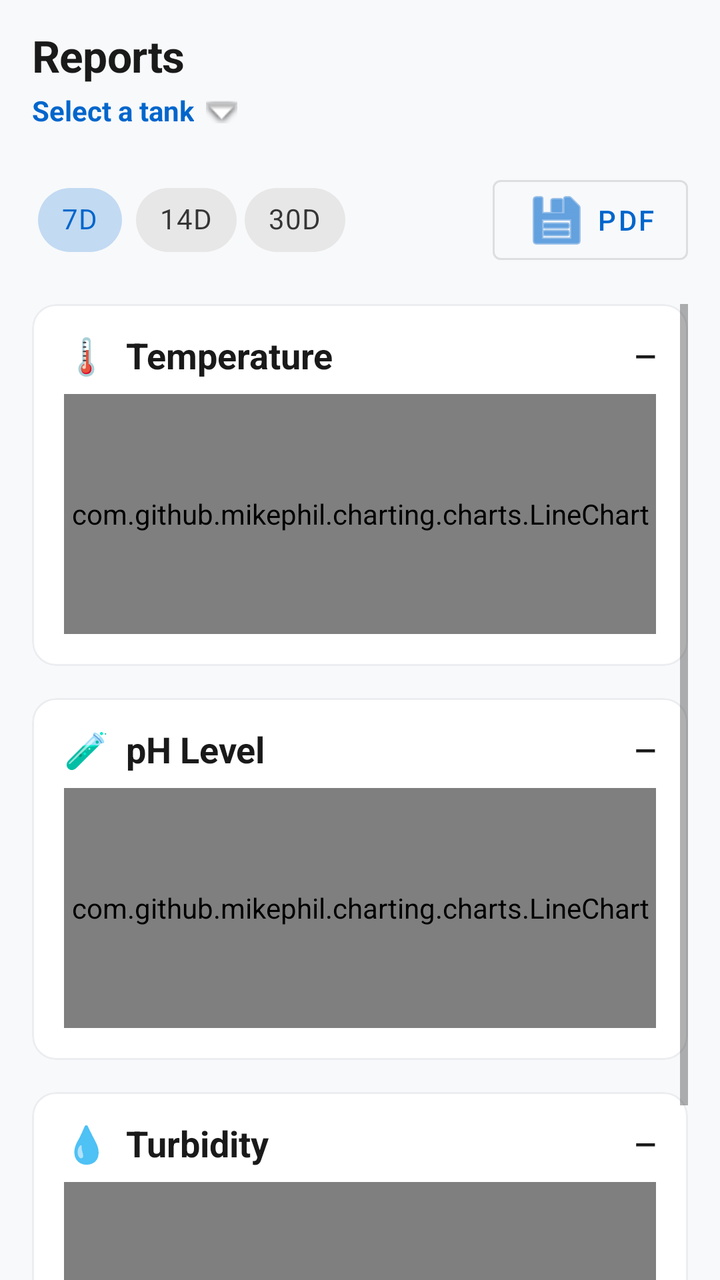
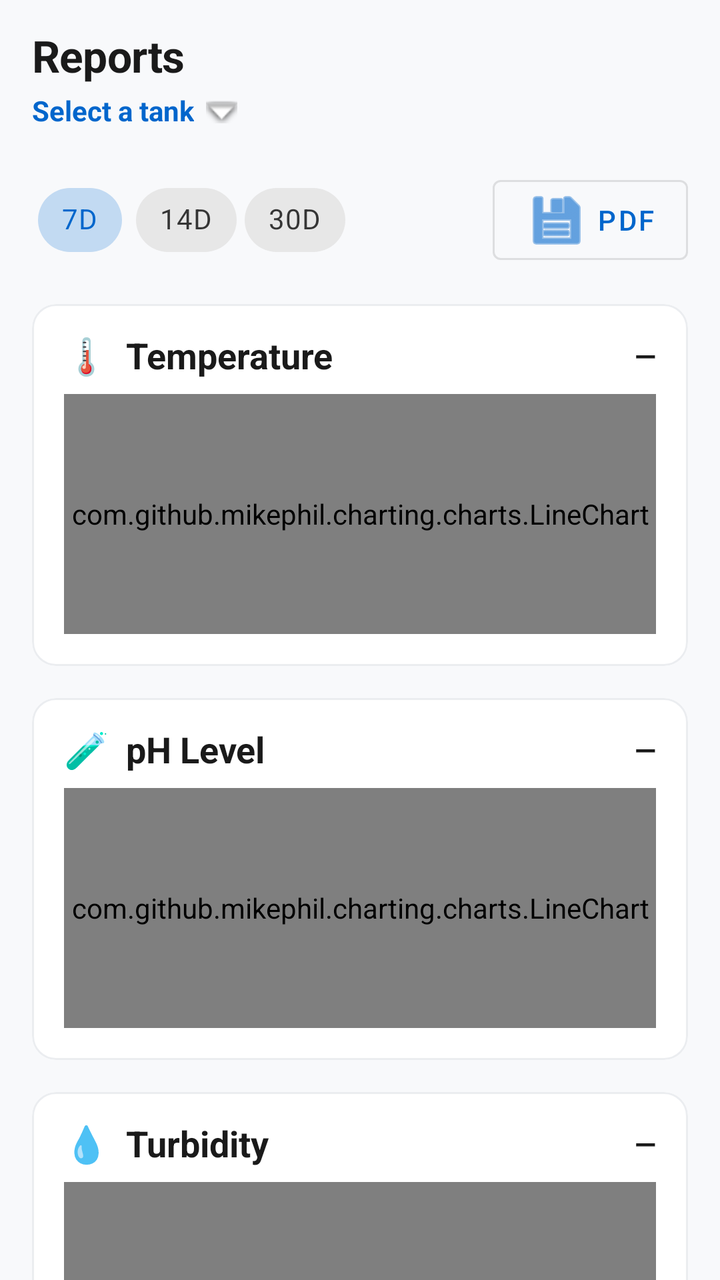

Two renders of the same Android screen: before a commit and after it. Below are the layout's source before the change and the commit's diff.
<!-- AndroidManifest.xml: application theme Theme.CraySafe -->
<!-- res/layout/fragment_reports.xml -->
<?xml version="1.0" encoding="utf-8"?>
<androidx.constraintlayout.widget.ConstraintLayout
    xmlns:android="http://schemas.android.com/apk/res/android"
    xmlns:app="http://schemas.android.com/apk/res-auto"
    xmlns:tools="http://schemas.android.com/tools"
    android:layout_width="match_parent"
    android:layout_height="match_parent"
    android:background="@color/background">

    <LinearLayout
        android:id="@+id/headerLayout"
        android:layout_width="match_parent"
        android:layout_height="wrap_content"
        android:orientation="vertical"
        android:padding="@dimen/space_md"
        app:layout_constraintTop_toTopOf="parent"
        tools:layout_editor_absoluteX="0dp">

        <TextView
            style="@style/Text.H2"
            android:layout_width="wrap_content"
            android:layout_height="wrap_content"
            android:text="Reports" />

        <TextView
            android:id="@+id/tvTankName"
            style="@style/Text.BodyMuted"
            android:layout_width="wrap_content"
            android:layout_height="wrap_content"
            android:layout_marginTop="2dp"
            android:background="?attr/selectableItemBackground"
            android:drawableEnd="@android:drawable/arrow_down_float"
            android:drawablePadding="6dp"
            android:paddingVertical="4dp"
            android:paddingEnd="8dp"
            android:text="Select a tank"
            android:textColor="@color/primary"
            android:textStyle="bold" />

        <LinearLayout
            android:layout_width="match_parent"
            android:layout_height="wrap_content"
            android:layout_marginTop="@dimen/space_md"
            android:gravity="center_vertical"
            android:orientation="horizontal">

            <com.google.android.material.chip.ChipGroup
                android:id="@+id/chipGroupRange"
                android:layout_width="0dp"
                android:layout_height="wrap_content"
                android:layout_weight="1"
                app:chipSpacingHorizontal="@dimen/space_xs"
                app:selectionRequired="true"
                app:singleSelection="true">

                <com.google.android.material.chip.Chip
                    android:id="@+id/chip7d"
                    style="@style/Widget.MaterialComponents.Chip.Choice"
                    android:layout_width="wrap_content"
                    android:layout_height="wrap_content"
                    android:checkable="true"
                    android:checked="true"
                    android:text="7D"
                    android:textAllCaps="false" />

                <com.google.android.material.chip.Chip
                    android:id="@+id/chip14d"
                    style="@style/Widget.MaterialComponents.Chip.Choice"
                    android:layout_width="wrap_content"
                    android:layout_height="wrap_content"
                    android:checkable="true"
                    android:text="14D"
                    android:textAllCaps="false" />

                <com.google.android.material.chip.Chip
                    android:id="@+id/chip30d"
                    style="@style/Widget.MaterialComponents.Chip.Choice"
                    android:layout_width="wrap_content"
                    android:layout_height="wrap_content"
                    android:checkable="true"
                    android:text="30D"
                    android:textAllCaps="false" />
            </com.google.android.material.chip.ChipGroup>

            <com.google.android.material.button.MaterialButton
                android:id="@+id/btnDownloadPdf"
                style="@style/Widget.MaterialComponents.Button.OutlinedButton"
                android:layout_width="wrap_content"
                android:layout_height="wrap_content"
                android:minWidth="0dp"
                android:paddingStart="@dimen/space_md"
                android:paddingEnd="@dimen/space_md"
                android:text="PDF"
                android:textAllCaps="false"
                app:icon="@android:drawable/ic_menu_save"
                app:iconGravity="textStart" />
        </LinearLayout>
    </LinearLayout>

    <ScrollView
        android:layout_width="match_parent"
        android:layout_height="0dp"
        android:paddingHorizontal="@dimen/space_md"
        android:paddingBottom="@dimen/space_md"
        android:clipToPadding="false"
        app:layout_constraintTop_toBottomOf="@id/headerLayout"
        app:layout_constraintBottom_toBottomOf="parent">

        <LinearLayout
            android:id="@+id/contentLayout"
            android:layout_width="match_parent"
            android:layout_height="wrap_content"
            android:orientation="vertical">

            
            <com.google.android.material.card.MaterialCardView
                android:id="@+id/cardTemperature"
                android:layout_width="match_parent"
                android:layout_height="wrap_content"
                android:layout_marginBottom="@dimen/space_md"
                android:clickable="true"
                android:focusable="true"
                app:cardCornerRadius="@dimen/radius_md"
                app:cardElevation="0dp"
                app:strokeColor="@color/card_stroke"
                app:strokeWidth="1dp"
                app:rippleColor="@color/surface_variant">

                <LinearLayout
                    android:layout_width="match_parent"
                    android:layout_height="wrap_content"
                    android:orientation="vertical"
                    android:padding="@dimen/space_md">

                    <LinearLayout
                        android:layout_width="match_parent"
                        android:layout_height="wrap_content"
                        android:orientation="horizontal"
                        android:gravity="center_vertical">

                        <TextView
                            style="@style/Text.H3"
                            android:layout_width="0dp"
                            android:layout_height="wrap_content"
                            android:layout_weight="1"
                            android:text="🌡️  Temperature" />

                        <TextView
                            android:id="@+id/tvTempAvg"
                            style="@style/Text.Body"
                            android:layout_width="wrap_content"
                            android:layout_height="wrap_content"
                            android:text="—"
                            android:textStyle="bold" />
                    </LinearLayout>

                    <com.github.mikephil.charting.charts.LineChart
                        android:id="@+id/chartTemperature"
                        android:layout_width="match_parent"
                        android:layout_height="120dp"
                        android:layout_marginTop="@dimen/space_sm" />
                </LinearLayout>
            </com.google.android.material.card.MaterialCardView>

            
            <com.google.android.material.card.MaterialCardView
                android:id="@+id/cardPh"
                android:layout_width="match_parent"
                android:layout_height="wrap_content"
                android:layout_marginBottom="@dimen/space_md"
                android:clickable="true"
                android:focusable="true"
                app:cardCornerRadius="@dimen/radius_md"
                app:cardElevation="0dp"
                app:strokeColor="@color/card_stroke"
                app:strokeWidth="1dp"
                app:rippleColor="@color/surface_variant">

                <LinearLayout
                    android:layout_width="match_parent"
                    android:layout_height="wrap_content"
                    android:orientation="vertical"
                    android:padding="@dimen/space_md">

                    <LinearLayout
                        android:layout_width="match_parent"
                        android:layout_height="wrap_content"
                        android:orientation="horizontal"
                        android:gravity="center_vertical">

                        <TextView
                            style="@style/Text.H3"
                            android:layout_width="0dp"
                            android:layout_height="wrap_content"
                            android:layout_weight="1"
                            android:text="🧪  pH Level" />

                        <TextView
                            android:id="@+id/tvPhAvg"
                            style="@style/Text.Body"
                            android:layout_width="wrap_content"
                            android:layout_height="wrap_content"
                            android:text="—"
                            android:textStyle="bold" />
                    </LinearLayout>

                    <com.github.mikephil.charting.charts.LineChart
                        android:id="@+id/chartPh"
                        android:layout_width="match_parent"
                        android:layout_height="120dp"
                        android:layout_marginTop="@dimen/space_sm" />
                </LinearLayout>
            </com.google.android.material.card.MaterialCardView>

            
            <com.google.android.material.card.MaterialCardView
                android:id="@+id/cardTurbidity"
                android:layout_width="match_parent"
                android:layout_height="wrap_content"
                android:clickable="true"
                android:focusable="true"
                app:cardCornerRadius="@dimen/radius_md"
                app:cardElevation="0dp"
                app:strokeColor="@color/card_stroke"
                app:strokeWidth="1dp"
                app:rippleColor="@color/surface_variant">

                <LinearLayout
                    android:layout_width="match_parent"
                    android:layout_height="wrap_content"
                    android:orientation="vertical"
                    android:padding="@dimen/space_md">

                    <LinearLayout
                        android:layout_width="match_parent"
                        android:layout_height="wrap_content"
                        android:orientation="horizontal"
                        android:gravity="center_vertical">

                        <TextView
                            style="@style/Text.H3"
                            android:layout_width="0dp"
                            android:layout_height="wrap_content"
                            android:layout_weight="1"
                            android:text="💧  Turbidity" />

                        <TextView
                            android:id="@+id/tvTurbAvg"
                            style="@style/Text.Body"
                            android:layout_width="wrap_content"
                            android:layout_height="wrap_content"
                            android:text="—"
                            android:textStyle="bold" />
                    </LinearLayout>

                    <com.github.mikephil.charting.charts.LineChart
                        android:id="@+id/chartTurbidity"
                        android:layout_width="match_parent"
                        android:layout_height="120dp"
                        android:layout_marginTop="@dimen/space_sm" />
                </LinearLayout>
            </com.google.android.material.card.MaterialCardView>

            
            <LinearLayout
                android:id="@+id/emptyStateLayout"
                android:layout_width="match_parent"
                android:layout_height="wrap_content"
                android:gravity="center"
                android:orientation="vertical"
                android:padding="@dimen/space_xl"
                android:visibility="gone">

                <ImageView
                    android:layout_width="80dp"
                    android:layout_height="80dp"
                    android:src="@drawable/ic_reports"
                    android:alpha="0.3"
                    app:tint="@color/text_tertiary"
                    android:contentDescription="No data" />

                <TextView
                    style="@style/Text.H3"
                    android:layout_width="wrap_content"
                    android:layout_height="wrap_content"
                    android:text="No data yet"
                    android:layout_marginTop="@dimen/space_md" />

                <TextView
                    style="@style/Text.BodyMuted"
                    android:layout_width="wrap_content"
                    android:layout_height="wrap_content"
                    android:text="Readings will appear here once your\ntank collects sensor data."
                    android:gravity="center"
                    android:layout_marginTop="@dimen/space_xs" />
            </LinearLayout>
        </LinearLayout>
    </ScrollView>

    
    <com.facebook.shimmer.ShimmerFrameLayout
        android:id="@+id/shimmerView"
        android:layout_width="match_parent"
        android:layout_height="0dp"
        android:visibility="gone"
        app:layout_constraintTop_toBottomOf="@id/headerLayout"
        app:layout_constraintBottom_toBottomOf="parent">
        <include layout="@layout/view_skeleton_reports" />
    </com.facebook.shimmer.ShimmerFrameLayout>

    
    <FrameLayout
        android:id="@+id/downloadOverlay"
        android:layout_width="match_parent"
        android:layout_height="match_parent"
        android:background="#B0000000"
        android:clickable="true"
        android:focusable="true"
        android:visibility="gone"
        app:layout_constraintTop_toTopOf="parent"
        app:layout_constraintBottom_toBottomOf="parent"
        app:layout_constraintStart_toStartOf="parent"
        app:layout_constraintEnd_toEndOf="parent">

        <com.google.android.material.card.MaterialCardView
            android:layout_width="280dp"
            android:layout_height="wrap_content"
            android:layout_gravity="center"
            app:cardCornerRadius="@dimen/radius_md"
            app:cardElevation="8dp">

            <LinearLayout
                android:layout_width="match_parent"
                android:layout_height="wrap_content"
                android:orientation="vertical"
                android:padding="@dimen/space_lg">

                <TextView
                    style="@style/Text.H3"
                    android:layout_width="wrap_content"
                    android:layout_height="wrap_content"
                    android:text="Generating PDF" />

                <TextView
                    style="@style/Text.BodyMuted"
                    android:layout_width="wrap_content"
                    android:layout_height="wrap_content"
                    android:text="Please don't close the app"
                    android:layout_marginTop="@dimen/space_xs" />

                <ProgressBar
                    android:id="@+id/progressDownload"
                    style="?android:attr/progressBarStyleHorizontal"
                    android:layout_width="match_parent"
                    android:layout_height="8dp"
                    android:max="100"
                    android:progress="0"
                    android:layout_marginTop="@dimen/space_md" />

                <TextView
                    android:id="@+id/tvProgressPercent"
                    style="@style/Text.Caption"
                    android:layout_width="wrap_content"
                    android:layout_height="wrap_content"
                    android:layout_gravity="end"
                    android:text="0%"
                    android:layout_marginTop="4dp" />
            </LinearLayout>
        </com.google.android.material.card.MaterialCardView>
    </FrameLayout>

</androidx.constraintlayout.widget.ConstraintLayout>
<!-- res/layout/view_skeleton_reports.xml (included above) -->
<?xml version="1.0" encoding="utf-8"?>
<LinearLayout xmlns:android="http://schemas.android.com/apk/res/android"
    xmlns:app="http://schemas.android.com/apk/res-auto"
    android:layout_width="match_parent"
    android:layout_height="match_parent"
    android:orientation="vertical"
    android:padding="@dimen/space_md">

    
    <LinearLayout
        android:layout_width="match_parent"
        android:layout_height="180dp"
        android:layout_marginBottom="@dimen/space_md"
        app:cardCornerRadius="@dimen/radius_md"
        app:cardElevation="0dp"
        app:strokeColor="@color/card_stroke"
        app:strokeWidth="1dp">

        <LinearLayout android:layout_width="match_parent" android:layout_height="match_parent" android:orientation="vertical" android:padding="@dimen/space_md">
            <View android:layout_width="140dp" android:layout_height="24dp" android:background="@drawable/bg_skeleton_item" />
            <View android:layout_width="match_parent" android:layout_height="100dp" android:layout_marginTop="16dp" android:background="@drawable/bg_skeleton_item" />
        </LinearLayout>
    </LinearLayout>

    
    <LinearLayout
        android:layout_width="match_parent"
        android:layout_height="180dp"
        android:layout_marginBottom="@dimen/space_md"
        app:cardCornerRadius="@dimen/radius_md"
        app:cardElevation="0dp"
        app:strokeColor="@color/card_stroke"
        app:strokeWidth="1dp">

        <LinearLayout android:layout_width="match_parent" android:layout_height="match_parent" android:orientation="vertical" android:padding="@dimen/space_md">
            <View android:layout_width="120dp" android:layout_height="24dp" android:background="@drawable/bg_skeleton_item" />
            <View android:layout_width="match_parent" android:layout_height="100dp" android:layout_marginTop="16dp" android:background="@drawable/bg_skeleton_item" />
        </LinearLayout>
    </LinearLayout>

    
    <LinearLayout
        android:layout_width="match_parent"
        android:layout_height="180dp"
        app:cardCornerRadius="@dimen/radius_md"
        app:cardElevation="0dp"
        app:strokeColor="@color/card_stroke"
        app:strokeWidth="1dp">

        <LinearLayout android:layout_width="match_parent" android:layout_height="match_parent" android:orientation="vertical" android:padding="@dimen/space_md">
            <View android:layout_width="130dp" android:layout_height="24dp" android:background="@drawable/bg_skeleton_item" />
            <View android:layout_width="match_parent" android:layout_height="100dp" android:layout_marginTop="16dp" android:background="@drawable/bg_skeleton_item" />
        </LinearLayout>
    </LinearLayout>

</LinearLayout>
<!-- resources referenced by this layout -->
<resources>
  <color name="background">#F8F9FB</color>
  <color name="card_stroke">#EBEDF0</color>
  <color name="primary">#0066CC</color>
  <color name="surface_variant">#F1F3F5</color>
  <color name="text_tertiary">#9AA0A6</color>
  <dimen name="radius_md">12dp</dimen>
  <dimen name="space_lg">24dp</dimen>
  <dimen name="space_md">16dp</dimen>
  <dimen name="space_sm">8dp</dimen>
  <dimen name="space_xl">32dp</dimen>
  <dimen name="space_xs">4dp</dimen>
  <!-- drawable bg_skeleton_item (drawable) -->
  <?xml version="1.0" encoding="utf-8"?>
  <shape xmlns:android="http://schemas.android.com/apk/res/android"
      android:shape="rectangle">
      <solid android:color="@color/surface_variant" />
      <corners android:radius="@dimen/radius_sm" />
  </shape>
  <!-- drawable ic_reports (drawable) -->
  <vector xmlns:android="http://schemas.android.com/apk/res/android"
      android:width="24dp"
      android:height="24dp"
      android:viewportWidth="24"
      android:viewportHeight="24">
      <path
          android:fillColor="#FFFFFF"
          android:pathData="M19,3H5c-1.1,0 -2,0.9 -2,2v14c0,1.1 0.9,2 2,2h14c1.1,0 2,-0.9 2,-2V5c0,-1.1 -0.9,-2 -2,-2zM9,17H7v-7h2v7zM13,17h-2V7h2v10zM17,17h-2v-4h2v4z"/>
  </vector>
  <style name="Text.Body">
          <item name="android:textSize">14sp</item>
      </style>
  <style name="Text.BodyMuted">
          <item name="android:textSize">14sp</item>
          <item name="android:textColor">@color/text_secondary</item>
      </style>
  <style name="Text.Caption">
          <item name="android:textSize">12sp</item>
          <item name="android:textColor">@color/text_secondary</item>
      </style>
  <style name="Text.H2">
          <item name="android:textSize">22sp</item>
          <item name="android:textStyle">bold</item>
          <item name="android:letterSpacing">-0.01</item>
      </style>
  <style name="Text.H3">
          <item name="android:textSize">18sp</item>
          <item name="android:textStyle">bold</item>
      </style>
  <style name="Theme.CraySafe" parent="Theme.MaterialComponents.Light.NoActionBar">
          <item name="colorPrimary">@color/primary</item>
          <item name="colorPrimaryVariant">@color/primary_dark</item>
          <item name="colorOnPrimary">@color/white</item>
  
          <item name="colorSecondary">@color/secondary</item>
          <item name="colorSecondaryVariant">@color/secondary_dark</item>
          <item name="colorOnSecondary">@color/white</item>
  
          <item name="android:colorBackground">@color/background</item>
          <item name="colorSurface">@color/surface</item>
          <item name="colorOnSurface">@color/text_primary</item>
          <item name="colorError">@color/critical</item>
  
          <item name="android:statusBarColor">@color/primary_dark</item>
          <item name="android:windowLightStatusBar">false</item>
  
          <item name="android:navigationBarColor">@color/surface</item>
      </style>
  <dimen name="radius_sm">8dp</dimen>
  <color name="text_secondary">#5F6368</color>
  <color name="primary_dark">#004C99</color>
  <color name="white">#FFFFFFFF</color>
  <color name="secondary">#00B8A0</color>
  <color name="secondary_dark">#008A78</color>
  <color name="surface">#FFFFFF</color>
  <color name="text_primary">#1A1A1A</color>
  <color name="critical">#D32F2F</color>
</resources>

<!-- the commit's change to res/layout/fragment_reports.xml (unified diff, before → after) -->
@@ -97,9 +97,10 @@
         </LinearLayout>
     </LinearLayout>
 
-    <ScrollView
+    <androidx.core.widget.NestedScrollView
         android:layout_width="match_parent"
         android:layout_height="0dp"
+        android:fillViewport="true"
         android:paddingHorizontal="@dimen/space_md"
         android:paddingBottom="@dimen/space_md"
         android:clipToPadding="false"
@@ -295,7 +296,7 @@
                     android:layout_marginTop="@dimen/space_xs" />
             </LinearLayout>
         </LinearLayout>
-    </ScrollView>
+    </androidx.core.widget.NestedScrollView>
 
     
     <com.facebook.shimmer.ShimmerFrameLayout
